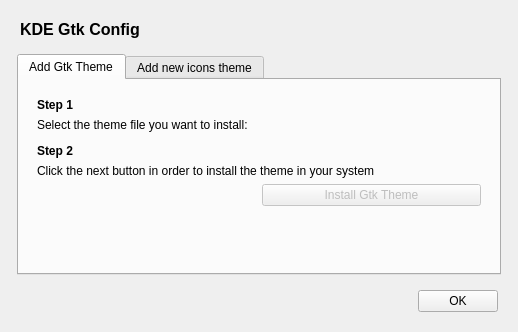
Before: the Qt Designer form src/ui/dialog_installer.ui in KDE/kde-gtk-config, drawn with Qt 5.
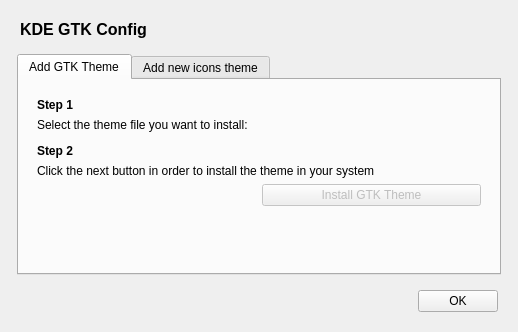
After: the same form once the commit is applied. Icons and pictures are not drawn. Custom widgets are drawn as their Qt base class.

What changed in the file:
```diff
--- a/src/ui/dialog_installer.ui
+++ b/src/ui/dialog_installer.ui
@@ -36,7 +36,7 @@
 &lt;html&gt;&lt;head&gt;&lt;meta name=&quot;qrichtext&quot; content=&quot;1&quot; /&gt;&lt;style type=&quot;text/css&quot;&gt;
 p, li { white-space: pre-wrap; }
 &lt;/style&gt;&lt;/head&gt;&lt;body style=&quot; font-family:'Sans Serif'; font-size:9pt; font-weight:400; font-style:normal;&quot;&gt;
-&lt;p style=&quot; margin-top:0px; margin-bottom:0px; margin-left:0px; margin-right:0px; -qt-block-indent:0; text-indent:0px;&quot;&gt;&lt;span style=&quot; font-size:12pt; font-weight:600;&quot;&gt;KDE Gtk Config&lt;/span&gt;&lt;/p&gt;&lt;/body&gt;&lt;/html&gt;</string>
+&lt;p style=&quot; margin-top:0px; margin-bottom:0px; margin-left:0px; margin-right:0px; -qt-block-indent:0; text-indent:0px;&quot;&gt;&lt;span style=&quot; font-size:12pt; font-weight:600;&quot;&gt;KDE GTK Config&lt;/span&gt;&lt;/p&gt;&lt;/body&gt;&lt;/html&gt;</string>
         </property>
        </widget>
       </item>
@@ -94,7 +94,7 @@
      </property>
      <widget class="QWidget" name="tabWidgetPage1">
       <attribute name="title">
-       <string>Add Gtk Theme</string>
+       <string>Add GTK Theme</string>
       </attribute>
       <layout class="QGridLayout" name="gridLayout_3">
        <item row="0" column="0">
@@ -183,7 +183,7 @@
              <bool>false</bool>
             </property>
             <property name="text">
-             <string>Install Gtk Theme</string>
+             <string>Install GTK Theme</string>
             </property>
             <property name="checkable">
              <bool>false</bool>
```
